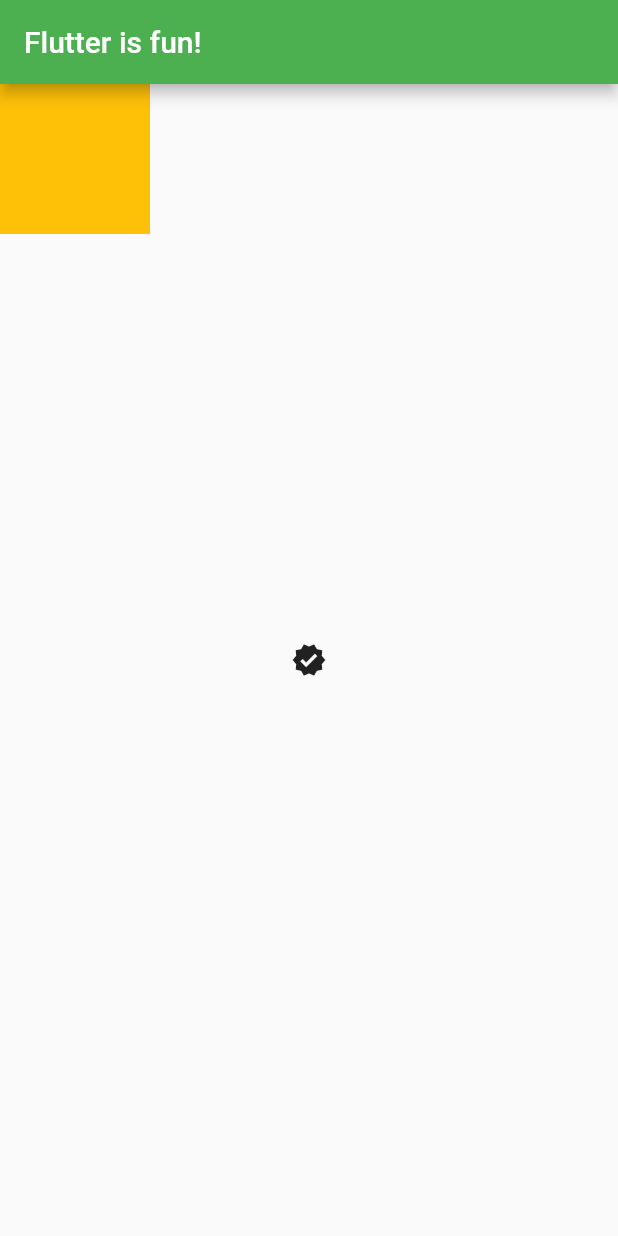
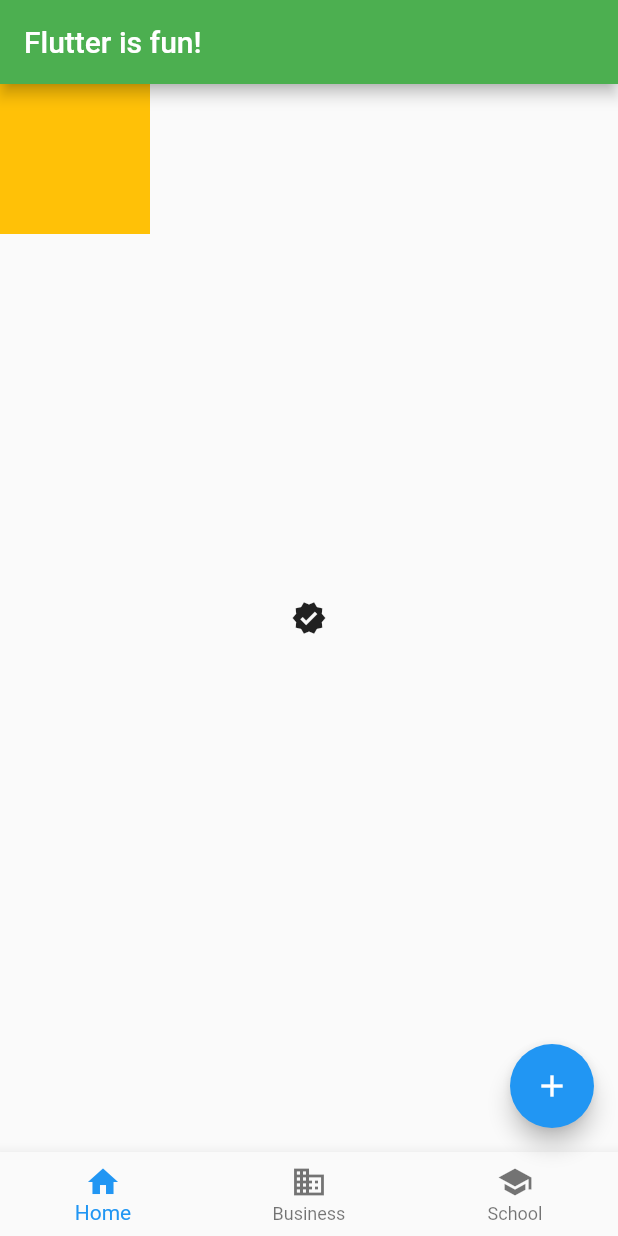
Before and after one commit to gTambo/flutter-starter, a Flutter app: the screen it shows after launch, on a phone screen of 412 x 824 dp. Run offline on Flutter 3.47's test engine with Material 2 defaults, Android fonts, the phone set to English and light mode, and no system bars.

```diff
--- a/lib/main.dart
+++ b/lib/main.dart
@@ -14,6 +14,28 @@ class MyApp extends StatelessWidget {
         appBar: AppBar(
           backgroundColor: Colors.green,
           title: const Text('Flutter is fun!'),
+        ),
+        floatingActionButton: FloatingActionButton(
+          child: const Icon(Icons.add),
+          onPressed: () {
+            print('pressed!');
+          },
+        ),
+        bottomNavigationBar: BottomNavigationBar(
+          items: const [
+            BottomNavigationBarItem(
+              icon: Icon(Icons.home),
+              label: 'Home',
+            ),
+            BottomNavigationBarItem(
+                icon: Icon(Icons.business),
+                label: 'Business',
+            ),
+            BottomNavigationBarItem(
+                icon: Icon(Icons.school),
+                label: 'School',
+            ),
+          ],
         ),
         body: Stack(
           children: [
```
